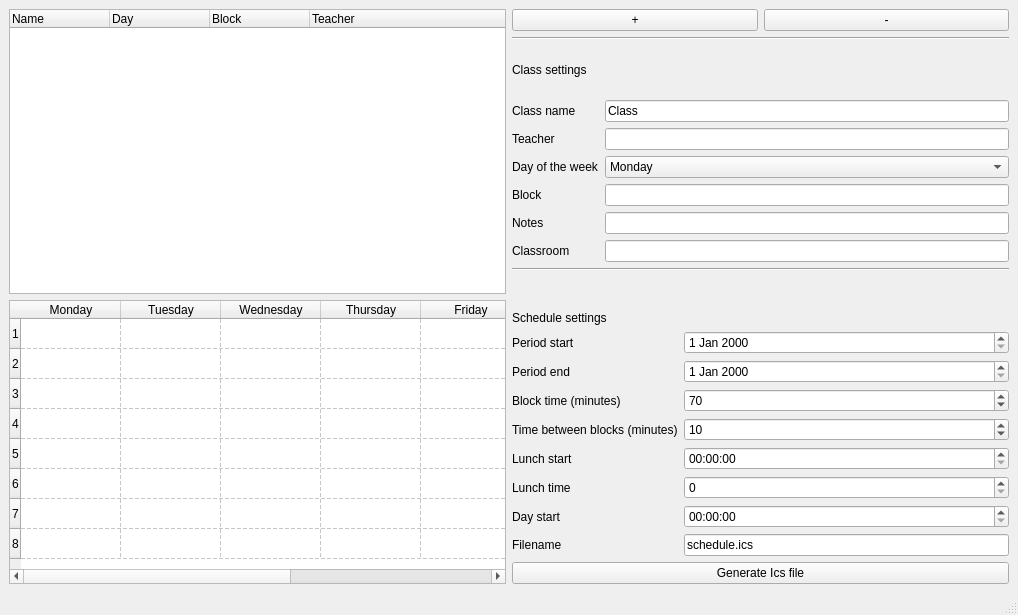
Old version of the form src/form.ui in the repository discojapi/ics-class-schedule.
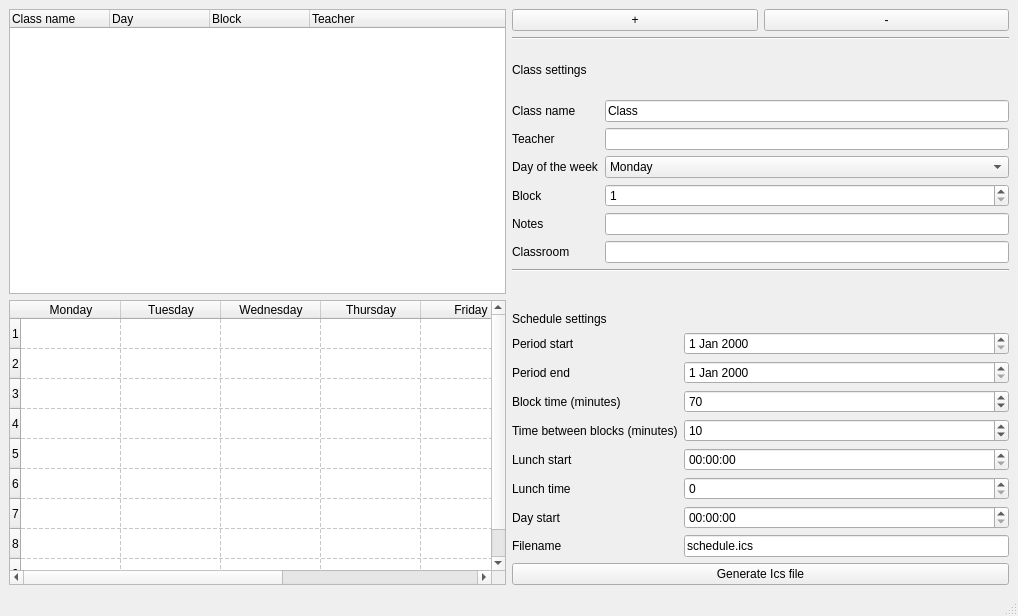
New version of the form. Icons and pictures are not drawn.

Patch:
```diff
--- a/src/form.ui
+++ b/src/form.ui
@@ -7,7 +7,7 @@
     <x>0</x>
     <y>0</y>
     <width>1018</width>
-    <height>615</height>
+    <height>616</height>
    </rect>
   </property>
   <property name="windowTitle">
@@ -39,7 +39,7 @@
         </property>
         <column>
          <property name="text">
-          <string>Name</string>
+          <string>Class name</string>
          </property>
         </column>
         <column>
@@ -61,6 +61,9 @@
       </item>
       <item>
        <widget class="QTableWidget" name="tableWidget">
+        <property name="frameShape">
+         <enum>QFrame::Shape::StyledPanel</enum>
+        </property>
         <property name="editTriggers">
          <set>QAbstractItemView::EditTrigger::NoEditTriggers</set>
         </property>
@@ -71,8 +74,27 @@
          <enum>Qt::PenStyle::DashLine</enum>
         </property>
         <property name="wordWrap">
-         <bool>true</bool>
+         <bool>false</bool>
         </property>
+        <property name="rowCount">
+         <number>9</number>
+        </property>
+        <attribute name="horizontalHeaderVisible">
+         <bool>true</bool>
+        </attribute>
+        <attribute name="horizontalHeaderCascadingSectionResizes">
+         <bool>false</bool>
+        </attribute>
+        <attribute name="horizontalHeaderHighlightSections">
+         <bool>true</bool>
+        </attribute>
+        <attribute name="horizontalHeaderShowSortIndicator" stdset="0">
+         <bool>false</bool>
+        </attribute>
+        <attribute name="horizontalHeaderStretchLastSection">
+         <bool>true</bool>
+        </attribute>
+        <row/>
         <row/>
         <row/>
         <row/>
@@ -267,9 +289,6 @@
           </property>
          </widget>
         </item>
-        <item row="4" column="1">
-         <widget class="QLineEdit" name="blockSetupLineEdit"/>
-        </item>
         <item row="5" column="0">
          <widget class="QLabel" name="notesLabel">
           <property name="text">
@@ -290,6 +309,19 @@
         <item row="6" column="1">
          <widget class="QLineEdit" name="classroomLineEdit"/>
         </item>
+        <item row="4" column="1">
+         <widget class="QSpinBox" name="spinBox">
+          <property name="minimum">
+           <number>1</number>
+          </property>
+          <property name="maximum">
+           <number>9</number>
+          </property>
+          <property name="value">
+           <number>1</number>
+          </property>
+         </widget>
+        </item>
        </layout>
       </item>
       <item>
```
Left out of the diff: 2 changed lines with no effect on the pictures.
